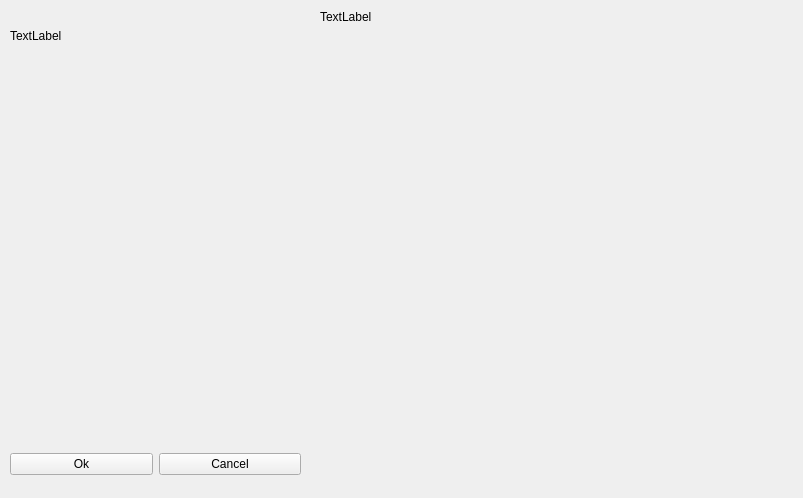
The window that python/plotIPIandSVM/IPIClick_interface.ui (neurobiofisica/gymnotools) describes before a commit, drawn with Qt 5.
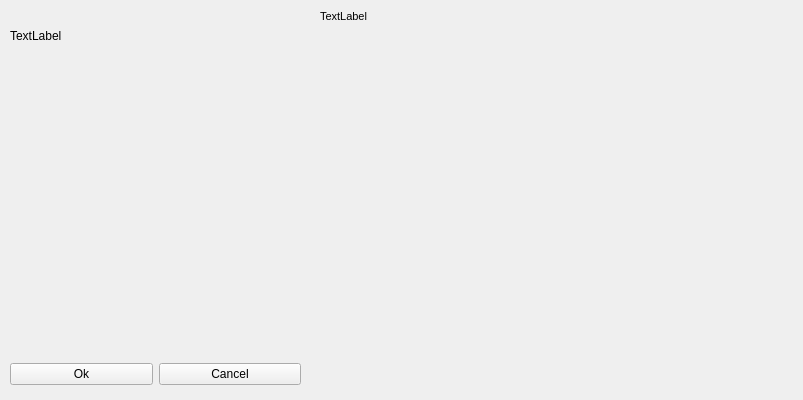
The same window after the commit.

Commit message: Window resized Draw line over SVM even when the IPI point is selected Draw a line over selected IPI point

What changed in the file:
```diff
--- a/python/plotIPIandSVM/IPIClick_interface.ui
+++ b/python/plotIPIandSVM/IPIClick_interface.ui
@@ -7,9 +7,27 @@
     <x>0</x>
     <y>0</y>
     <width>803</width>
-    <height>498</height>
+    <height>400</height>
    </rect>
   </property>
+  <property name="sizePolicy">
+   <sizepolicy hsizetype="Fixed" vsizetype="Fixed">
+    <horstretch>0</horstretch>
+    <verstretch>0</verstretch>
+   </sizepolicy>
+  </property>
+  <property name="minimumSize">
+   <size>
+    <width>803</width>
+    <height>400</height>
+   </size>
+  </property>
+  <property name="maximumSize">
+   <size>
+    <width>803</width>
+    <height>400</height>
+   </size>
+  </property>
   <property name="windowTitle">
    <string>spike info</string>
   </property>
@@ -31,10 +49,16 @@
     <rect>
      <x>320</x>
      <y>10</y>
-     <width>471</width>
-     <height>481</height>
+     <width>470</width>
+     <height>380</height>
     </rect>
    </property>
+   <property name="font">
+    <font>
+     <family>Arial</family>
+     <pointsize>8</pointsize>
+    </font>
+   </property>
    <property name="text">
     <string>TextLabel</string>
    </property>
@@ -48,7 +72,7 @@
      <x>10</x>
      <y>70</y>
      <width>291</width>
-     <height>371</height>
+     <height>291</height>
     </rect>
    </property>
    <layout class="QGridLayout" name="gridLayout"/>
@@ -57,7 +81,7 @@
    <property name="geometry">
     <rect>
      <x>10</x>
-     <y>450</y>
+     <y>360</y>
      <width>291</width>
      <height>29</height>
     </rect>
```
The commit also changes 3 other files.
